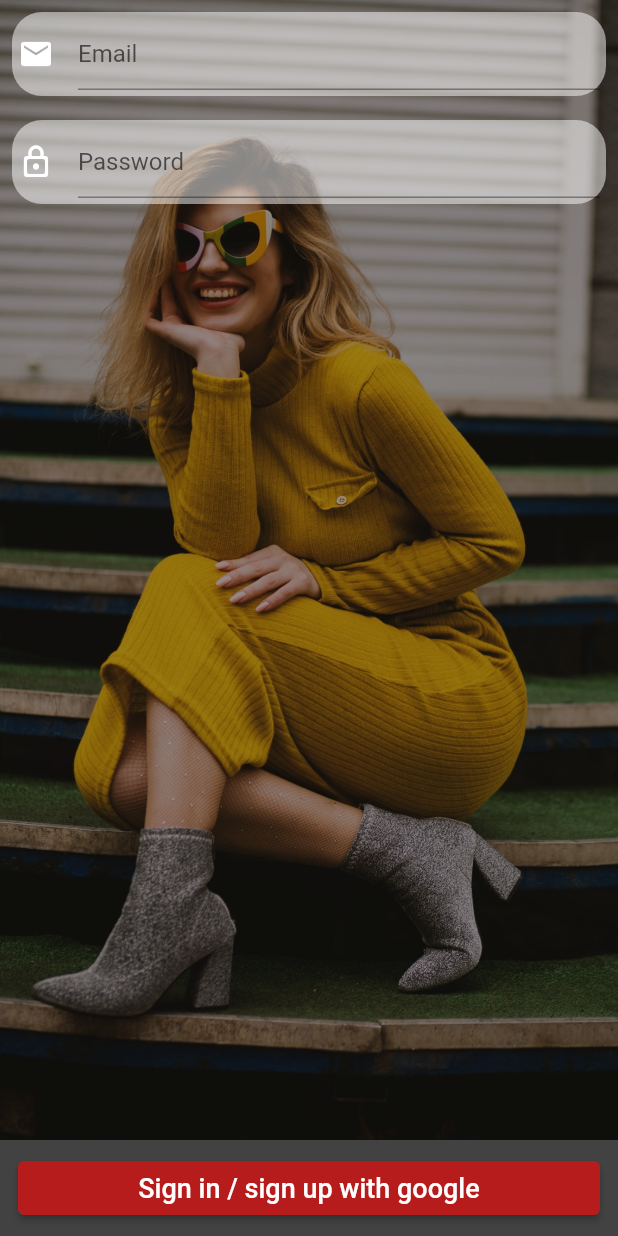
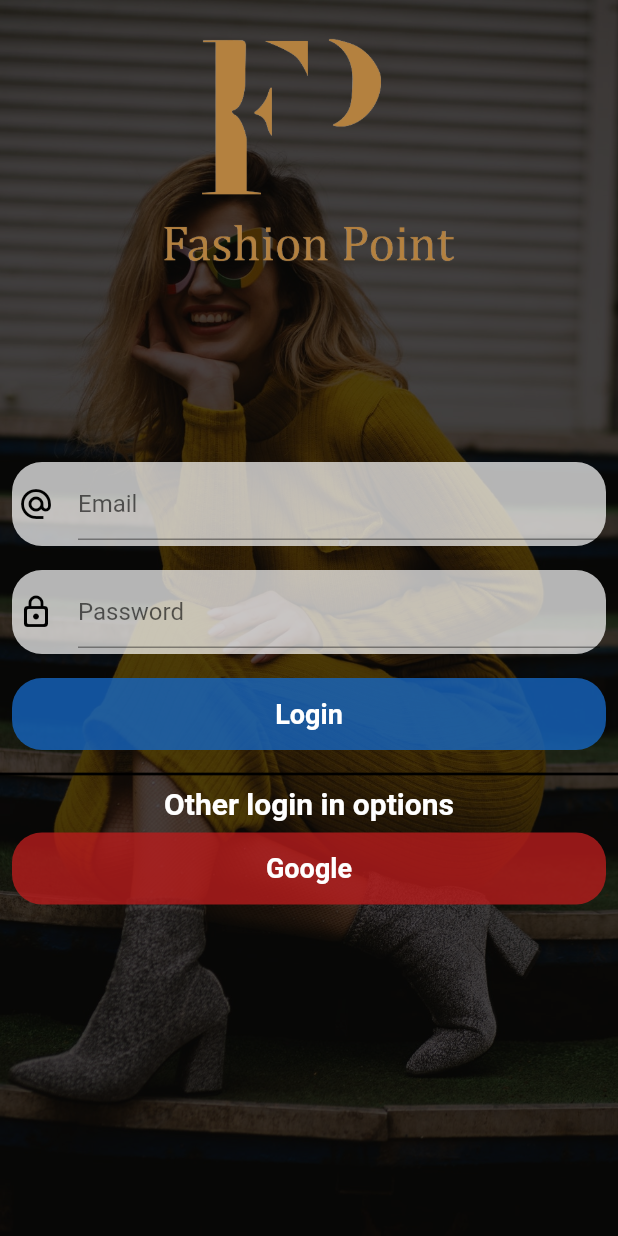
Before and after one commit to Aryan-goel/FashionPoint, a Flutter app: the screen it shows after launch, on a phone screen of 412 x 824 dp. Run offline on Flutter 3.47's test engine with Material 2 defaults, Android fonts, the phone set to English and light mode, and no system bars; our stand-ins replace carousel_pro, cloud_firestore, firebase_auth, firebase_core, fluttertoast, google_sign_in and 1 more; accounts and stored records are empty.

Commit message:
login UI changes

```diff
--- a/lib/pages/login.dart
+++ b/lib/pages/login.dart
@@ -86,7 +86,11 @@ class _LoginState extends State<Login> {
       setState(() {
         loading = false;
       });
-    } else {}
+      Navigator.pushReplacement(
+          context, MaterialPageRoute(builder: (context) => Home()));
+    } else {
+      Fluttertoast.showToast(msg: "Login Failed:(");
+    }
   }
 
   @override
@@ -99,15 +103,25 @@ class _LoginState extends State<Login> {
             'images/cats/back.jpg',
             fit: BoxFit.cover,
             height: double.infinity,
+            width: double.infinity,
           ),
           Container(
-            color: Colors.black.withOpacity(0.4),
+            color: Colors.black.withOpacity(0.7),
             width: double.infinity,
             height: double.infinity,
           ),
           SafeArea(
             child: Container(
-              alignment: Alignment.center,
+              alignment: Alignment.topCenter,
+              child: Image.asset(
+                'images/cats/blah.png',
+                width: 300,
+                height: 200,
+              ),
+            ),
+          ),
+          Padding(
+            padding: const EdgeInsets.only(top: 300.0),
             child: Center(
               child: Form(
                   key: _formKey,
@@ -117,7 +131,7 @@ class _LoginState extends State<Login> {
                         padding: const EdgeInsets.all(8.0),
                         child: Material(
                           borderRadius: BorderRadius.circular(20),
-                            color: Colors.white.withOpacity(0.5),
+                          color: Colors.white.withOpacity(0.7),
                           elevation: 0,
                           child: Padding(
                             padding: const EdgeInsets.all(4.0),
@@ -126,8 +140,8 @@ class _LoginState extends State<Login> {
                               decoration: InputDecoration(
                                 hintText: "Email",
                                 icon: Icon(
-                                    Icons.email,
-                                    color: Colors.white,
+                                  Icons.alternate_email_sharp,
+                                  color: Colors.black,
                                 ),
                               ),
                               validator: (value) {
@@ -146,11 +160,12 @@ class _LoginState extends State<Login> {
                           ),
                         ),
                       ),
+                      //*?password textfield
                       Padding(
                         padding: const EdgeInsets.all(8.0),
                         child: Material(
                           borderRadius: BorderRadius.circular(20),
-                            color: Colors.white.withOpacity(0.5),
+                          color: Colors.white.withOpacity(0.7),
                           elevation: 0,
                           child: Padding(
                             padding: const EdgeInsets.all(4.0),
@@ -160,7 +175,7 @@ class _LoginState extends State<Login> {
                                 hintText: "Password",
                                 icon: Icon(
                                   Icons.lock_outline_rounded,
-                                    color: Colors.white.withOpacity(1),
+                                  color: Colors.black.withOpacity(1),
                                 ),
                               ),
                               validator: (value) {
@@ -174,10 +189,61 @@ class _LoginState extends State<Login> {
                             ),
                           ),
                         ),
+                      ),
+
+                      //*?========Login button========
+                      Padding(
+                        padding: EdgeInsets.all(8),
+                        child: Material(
+                            borderRadius: BorderRadius.circular(20),
+                            color: Colors.blue[800].withOpacity(0.8),
+                            elevation: 0,
+                            child: MaterialButton(
+                              onPressed: () {},
+                              minWidth: MediaQuery.of(context).size.width,
+                              child: Text(
+                                "Login",
+                                style: TextStyle(
+                                    color: Colors.white,
+                                    fontSize: 18,
+                                    fontWeight: FontWeight.bold),
+                              ),
+                            )),
+                      ),
+                      Divider(
+                        color: Colors.black,
+                        thickness: 1.8,
+                      ),
+                      Text(
+                        "Other login in options",
+                        style: TextStyle(
+                            fontSize: 20,
+                            color: Colors.white,
+                            fontWeight: FontWeight.bold),
+                      ),
+                      //*?login with google button
+                      Padding(
+                        padding: EdgeInsets.all(8),
+                        child: Material(
+                            borderRadius: BorderRadius.circular(20),
+                            color: Colors.red[900].withOpacity(0.8),
+                            elevation: 0,
+                            child: MaterialButton(
+                              onPressed: () {
+                                handleSignIn();
+                              },
+                              minWidth: MediaQuery.of(context).size.width,
+                              child: Text(
+                                "Google",
+                                style: TextStyle(
+                                    color: Colors.white,
+                                    fontSize: 18,
+                                    fontWeight: FontWeight.bold),
+                              ),
+                            )),
                       )
                     ],
                   )),
-              ),
             ),
           ),
           Visibility(
@@ -191,23 +257,6 @@ class _LoginState extends State<Login> {
           ),
         ],
       ),
-      bottomNavigationBar: Container(
-        child: Padding(
-          padding:
-              const EdgeInsets.only(left: 12, right: 12, top: 8, bottom: 8),
-          child: ElevatedButton(
-              style: ElevatedButton.styleFrom(
-                primary: Colors.red[900],
-              ),
-              onPressed: () {
-                handleSignIn();
-              },
-              child: Text(
-                "Sign in / sign up with google",
-                style: TextStyle(color: Colors.white, fontSize: 18),
-              )),
-        ),
-      ),
     );
   }
 }
--- a/pubspec.yaml
+++ b/pubspec.yaml
@@ -69,6 +69,7 @@ flutter:
     - images/cats/shoe.png
     - images/cats/accessories.png
     - images/cats/back.jpg
+    - images/cats/blah.png
     - images/cats/logo3.jpg
     - images/cats/products/blazer1.jpeg
     - images/cats/products/blazer2.jpeg
```
Also changed, not shown: images/cats/blah.png (added). Lines whose indentation alone changed are shown as unchanged.
